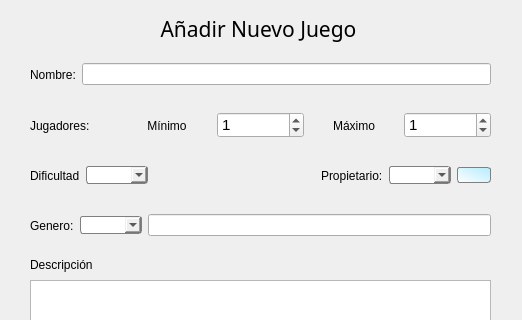
The window that UiDialogAddJuego.ui (arlumno/DI-BibliotecaJuegos) describes before a commit, drawn with Qt 5; both pictures show x 0 to 522 and y 0 to 320 of the 522 by 554 pixel window.
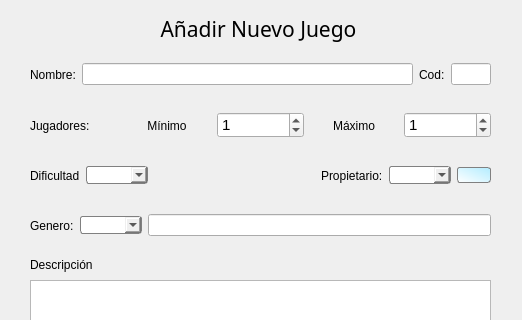
The same window after the commit. Icons and pictures are not drawn.

Diff of the .ui file:
```diff
--- a/UiDialogAddJuego.ui
+++ b/UiDialogAddJuego.ui
@@ -192,6 +192,29 @@
     <item>
      <widget class="QLineEdit" name="etNombre"/>
     </item>
+    <item>
+     <widget class="QLabel" name="lbCod">
+      <property name="text">
+       <string>Cod:</string>
+      </property>
+      <property name="alignment">
+       <set>Qt::AlignLeading|Qt::AlignLeft|Qt::AlignVCenter</set>
+      </property>
+     </widget>
+    </item>
+    <item>
+     <widget class="QLineEdit" name="etCod">
+      <property name="maximumSize">
+       <size>
+        <width>40</width>
+        <height>16777215</height>
+       </size>
+      </property>
+      <property name="readOnly">
+       <bool>true</bool>
+      </property>
+     </widget>
+    </item>
    </layout>
   </widget>
   <widget class="QWidget" name="horizontalLayoutWidget">
@@ -311,22 +334,6 @@
     <string>Guardar</string>
    </property>
   </widget>
-  <widget class="QLabel" name="lbCod">
-   <property name="geometry">
-    <rect>
-     <x>450</x>
-     <y>30</y>
-     <width>41</width>
-     <height>29</height>
-    </rect>
-   </property>
-   <property name="text">
-    <string/>
-   </property>
-   <property name="alignment">
-    <set>Qt::AlignLeading|Qt::AlignLeft|Qt::AlignVCenter</set>
-   </property>
-  </widget>
  </widget>
  <resources>
   <include location="iconos.qrc"/>
```
Left out of the diff: 2 changed lines with no effect on the pictures.
